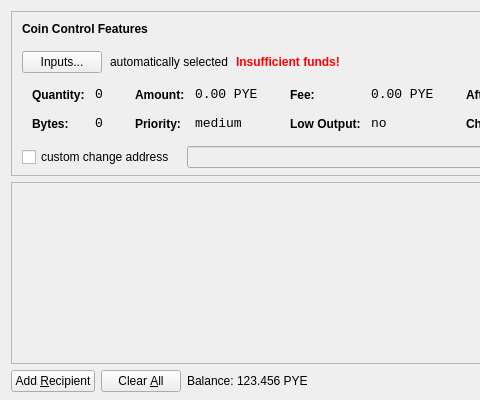
Before: the Qt Designer form src/qt/forms/sendcoinsdialog.ui in pyritepirate/pyrite, drawn with Qt 5; both pictures show x 0 to 480 and y 0 to 400 of the 850 by 400 pixel window.
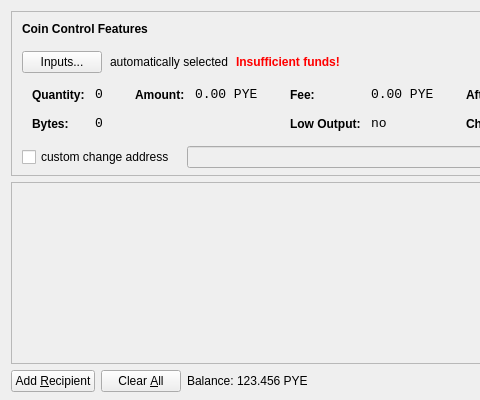
After: the same form once the commit is applied. Icons and pictures are not drawn.

Commit message: Remove Coin Age Priority

```diff
--- a/src/qt/forms/sendcoinsdialog.ui
+++ b/src/qt/forms/sendcoinsdialog.ui
@@ -328,38 +328,6 @@
                  </property>
                 </widget>
                </item>
-               <item row="1" column="0">
-                <widget class="QLabel" name="labelCoinControlPriorityText">
-                 <property name="styleSheet">
-                  <string notr="true">font-weight:bold;</string>
-                 </property>
-                 <property name="text">
-                  <string>Priority:</string>
-                 </property>
-                </widget>
-               </item>
-               <item row="1" column="1">
-                <widget class="QLabel" name="labelCoinControlPriority">
-                 <property name="font">
-                  <font>
-                   <family>Monospace</family>
-                   <pointsize>10</pointsize>
-                  </font>
-                 </property>
-                 <property name="cursor">
-                  <cursorShape>IBeamCursor</cursorShape>
-                 </property>
-                 <property name="contextMenuPolicy">
-                  <enum>Qt::ActionsContextMenu</enum>
-                 </property>
-                 <property name="text">
-                  <string>medium</string>
-                 </property>
-                 <property name="textInteractionFlags">
-                  <set>Qt::LinksAccessibleByMouse|Qt::TextSelectableByKeyboard|Qt::TextSelectableByMouse</set>
-                 </property>
-                </widget>
-               </item>
               </layout>
              </item>
              <item>
```
The commit also changes 8 other files.
